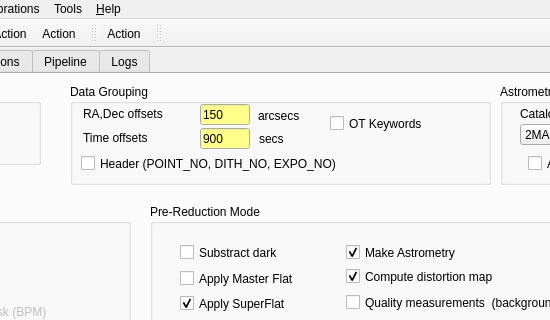
ppmim/PAPI, file QL4/panicQL.ui: the form before one commit; both pictures show x 162 to 712 and y 0 to 320 of the 961 by 729 pixel window.
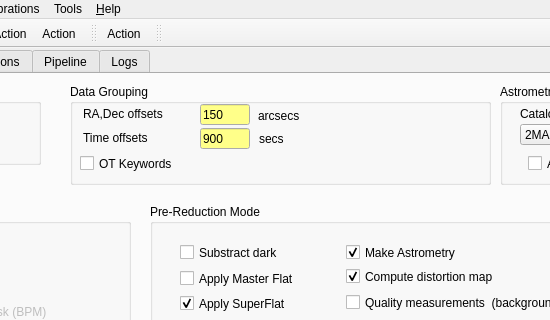
The form after the commit. The open tabs and pages were chosen to show the change. Icons and pictures are not drawn.

Commit message: Adding changes to Dataset::GetFilterFiles, and QL::worker and QL::checkDoneQueue.

```diff
--- a/QL4/panicQL.ui
+++ b/QL4/panicQL.ui
@@ -1370,25 +1370,6 @@
         <bool>false</bool>
        </property>
       </widget>
-      <widget class="QCheckBox" name="checkBox_data_grouping">
-       <property name="geometry">
-        <rect>
-         <x>11</x>
-         <y>70</y>
-         <width>271</width>
-         <height>19</height>
-        </rect>
-       </property>
-       <property name="toolTip">
-        <string>Use header keywords POINT_NO, DITH_NO, EXPO_NO for data grouping</string>
-       </property>
-       <property name="text">
-        <string>Header (POINT_NO, DITH_NO, EXPO_NO)</string>
-       </property>
-       <property name="checked">
-        <bool>false</bool>
-       </property>
-      </widget>
       <widget class="QLineEdit" name="lineEdit_time_near_offset">
        <property name="geometry">
         <rect>
@@ -1543,8 +1524,8 @@
       <widget class="QCheckBox" name="checkBox_data_grouping_OT">
        <property name="geometry">
         <rect>
-         <x>260</x>
-         <y>30</y>
+         <x>10</x>
+         <y>70</y>
          <width>140</width>
          <height>19</height>
         </rect>
@@ -1552,6 +1533,9 @@
        <property name="text">
         <string>OT Keywords</string>
        </property>
+       <property name="checked">
+        <bool>false</bool>
+       </property>
       </widget>
      </widget>
      <widget class="QGroupBox" name="groupBox_3">
```
Left out of the diff: 19 changed lines with no effect on the pictures. The commit also changes 8 other files.
